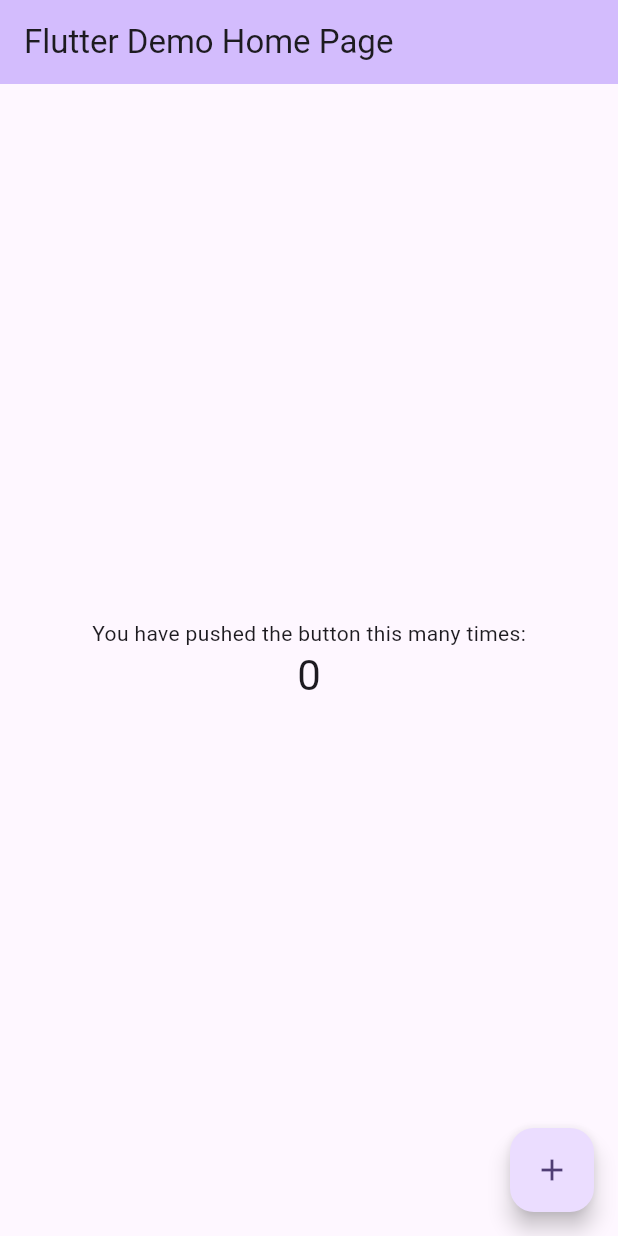
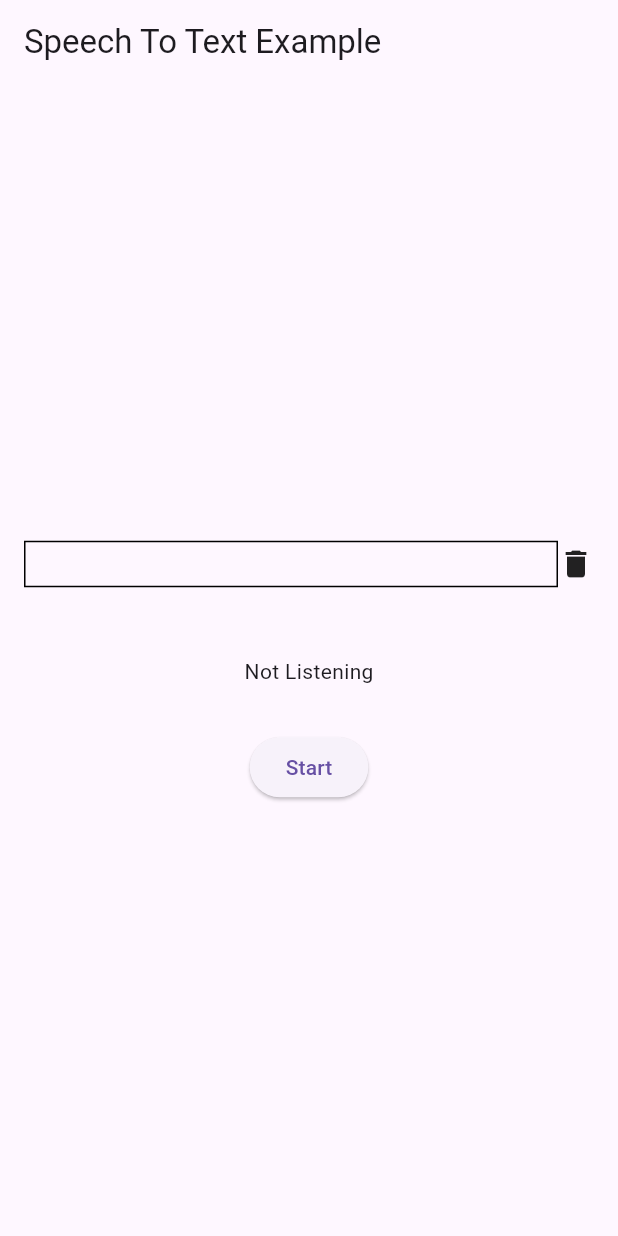
Before and after one commit to ahmedkamel237/speech_to_text_example, a Flutter app: the screen it shows after launch, on a phone screen of 412 x 824 dp. Run offline on Flutter 3.47's test engine with Material 3 defaults, Android fonts, the phone set to English and light mode, and no system bars; our stand-ins replace speech_to_text.

Commit message:
-add speech_to_text example

```diff
--- a/lib/main.dart
+++ b/lib/main.dart
@@ -1,4 +1,5 @@
 import 'package:flutter/material.dart';
+import 'package:speech_to_text_example/speech_to_text_example.dart';
 
 void main() {
   runApp(const MyApp());
@@ -10,101 +11,10 @@ class MyApp extends StatelessWidget {
   // This widget is the root of your application.
   @override
   Widget build(BuildContext context) {
-    return MaterialApp(
+    return const MaterialApp(
       title: 'Flutter Demo',
-      theme: ThemeData(
-        colorScheme: ColorScheme.fromSeed(seedColor: Colors.deepPurple),
-        useMaterial3: true,
-      ),
-      home: const MyHomePage(title: 'Flutter Demo Home Page'),
+      debugShowCheckedModeBanner: false,
+      home: SpeechToTextExample(),
     );
   }
 }
-
-class MyHomePage extends StatefulWidget {
-  const MyHomePage({super.key, required this.title});
-
-  // This widget is the home page of your application. It is stateful, meaning
-  // that it has a State object (defined below) that contains fields that affect
-  // how it looks.
-
-  // This class is the configuration for the state. It holds the values (in this
-  // case the title) provided by the parent (in this case the App widget) and
-  // used by the build method of the State. Fields in a Widget subclass are
-  // always marked "final".
-
-  final String title;
-
-  @override
-  State<MyHomePage> createState() => _MyHomePageState();
-}
-
-class _MyHomePageState extends State<MyHomePage> {
-  int _counter = 0;
-
-  void _incrementCounter() {
-    setState(() {
-      // This call to setState tells the Flutter framework that something has
-      // changed in this State, which causes it to rerun the build method below
-      // so that the display can reflect the updated values. If we changed
-      // _counter without calling setState(), then the build method would not be
-      // called again, and so nothing would appear to happen.
-      _counter++;
-    });
-  }
-
-  @override
-  Widget build(BuildContext context) {
-    // This method is rerun every time setState is called, for instance as done
-    // by the _incrementCounter method above.
-    //
-    // The Flutter framework has been optimized to make rerunning build methods
-    // fast, so that you can just rebuild anything that needs updating rather
-    // than having to individually change instances of widgets.
-    return Scaffold(
-      appBar: AppBar(
-        // TRY THIS: Try changing the color here to a specific color (to
-        // Colors.amber, perhaps?) and trigger a hot reload to see the AppBar
-        // change color while the other colors stay the same.
-        backgroundColor: Theme.of(context).colorScheme.inversePrimary,
-        // Here we take the value from the MyHomePage object that was created by
-        // the App.build method, and use it to set our appbar title.
-        title: Text(widget.title),
-      ),
-      body: Center(
-        // Center is a layout widget. It takes a single child and positions it
-        // in the middle of the parent.
-        child: Column(
-          // Column is also a layout widget. It takes a list of children and
-          // arranges them vertically. By default, it sizes itself to fit its
-          // children horizontally, and tries to be as tall as its parent.
-          //
-          // Column has various properties to control how it sizes itself and
-          // how it positions its children. Here we use mainAxisAlignment to
-          // center the children vertically; the main axis here is the vertical
-          // axis because Columns are vertical (the cross axis would be
-          // horizontal).
-          //
-          // TRY THIS: Invoke "debug painting" (choose the "Toggle Debug Paint"
-          // action in the IDE, or press "p" in the console), to see the
-          // wireframe for each widget.
-          mainAxisAlignment: MainAxisAlignment.center,
-          children: <Widget>[
-            const Text(
-              'You have pushed the button this many times:',
-            ),
-            Text(
-              '$_counter',
-              style: Theme.of(context).textTheme.headlineMedium,
-            ),
-          ],
-        ),
-      ),
-      floatingActionButton: FloatingActionButton(
-        onPressed: _incrementCounter,
-        tooltip: 'Increment',
-        child: const Icon(Icons.add),
-      ), // This trailing comma makes auto-formatting nicer for build methods.
-    );
-  }
-}
--- /dev/null
+++ b/lib/speech_to_text_example.dart
@@ -0,0 +1,133 @@
+import 'package:flutter/material.dart';
+import 'package:speech_to_text/speech_to_text.dart';
+
+class SpeechToTextExample extends StatefulWidget {
+  const SpeechToTextExample({super.key});
+
+  @override
+  State<SpeechToTextExample> createState() => _SpeechToTextExampleState();
+}
+
+class _SpeechToTextExampleState extends State<SpeechToTextExample> {
+  late SpeechToText speechToText;
+  bool isListening = false;
+  String recognizedText = "";
+
+  @override
+  void initState() {
+    initSpeechToText();
+    super.initState();
+  }
+
+  @override
+  Widget build(BuildContext context) {
+    return Scaffold(
+      appBar: AppBar(
+        title: const Text("Speech To Text Example"),
+      ),
+      body: Center(
+        child: Column(
+          mainAxisAlignment: MainAxisAlignment.center,
+          children: [
+            Padding(
+              padding: const EdgeInsets.all(16.0),
+              child: Row(
+                children: [
+                  Expanded(
+                    child: Container(
+                      decoration: BoxDecoration(
+                        border: Border.all(color: Colors.black),
+                      ),
+                      child: Text(
+                        recognizedText,
+                        style: TextStyle(
+                          color: isListening ? Colors.red : Colors.black,
+                          fontSize: 20,
+                          fontWeight: FontWeight.bold,
+                        ),
+                      ),
+                    ),
+                  ),
+                  InkWell(
+                      onTap: () {
+                        setState(() {
+                          recognizedText = "";
+                        });
+                      },
+                      child: const Icon(Icons.delete))
+                ],
+              ),
+            ),
+            const SizedBox(
+              height: 30,
+            ),
+            Text(isListening ? "Listening" : "Not Listening"),
+            const SizedBox(
+              height: 30,
+            ),
+            ElevatedButton(
+              onPressed: startListening,
+              child: Text(
+                isListening ? "Stop" : "Start",
+              ),
+            ),
+          ],
+        ),
+      ),
+    );
+  }
+
+  Future<void> initSpeechToText() async {
+    speechToText = SpeechToText();
+    bool available = await speechToText.initialize(
+      onStatus: (status) => print("onStatus: $status"),
+      onError: (errorNotification) => print("onError: $errorNotification"),
+    );
+    if (available) {
+      setState(() {
+        isListening = false;
+      });
+    }
+  }
+
+  Future<void> startListening() async {
+    if (!isListening) {
+      bool available = await speechToText.initialize(
+        onStatus: (status) => print("onStatus: $status"),
+        onError: (errorNotification) => print("onError: $errorNotification"),
+      );
+      if (available) {
+        setState(() {
+          isListening = true;
+        });
+        speechToText.listen(
+          onResult: (result) => setState(() {
+            recognizedText = result.recognizedWords;
+          }),
+        );
+      }
+    } else {
+      setState(() {
+        isListening = false;
+      });
+      speechToText.stop();
+    }
+    // speechToText.listen(
+    //   onResult: (result) => setState(() {
+    //     recognizedText = result.recognizedWords;
+    //   }),
+    // );
+    // setState(() {
+    //   isListening = true;
+    // });
+  }
+
+  Future<void> stopListening() async {
+    if (isListening) {
+      setState(() {
+        isListening = false;
+      });
+      speechToText.stop();
+    }
+  }
+}
```
Also changed, not shown: pubspec.yaml (+1 -35 lines), pubspec.lock, 13 other files.
